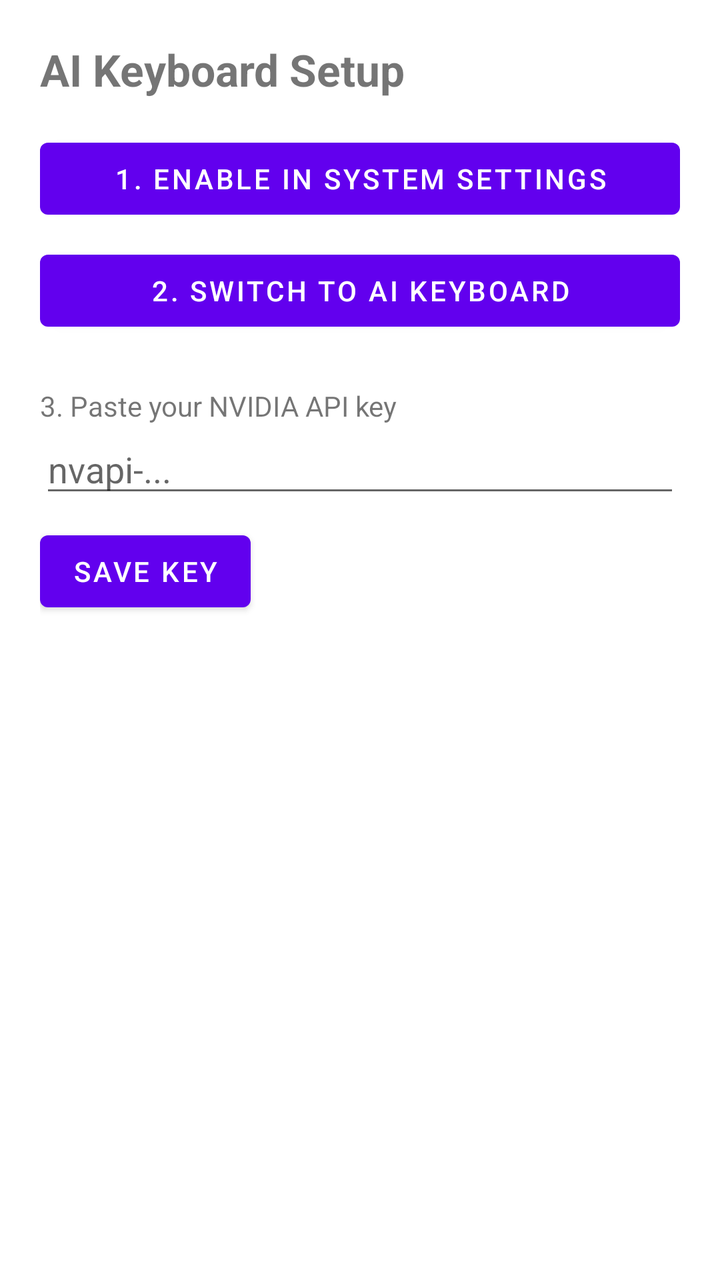
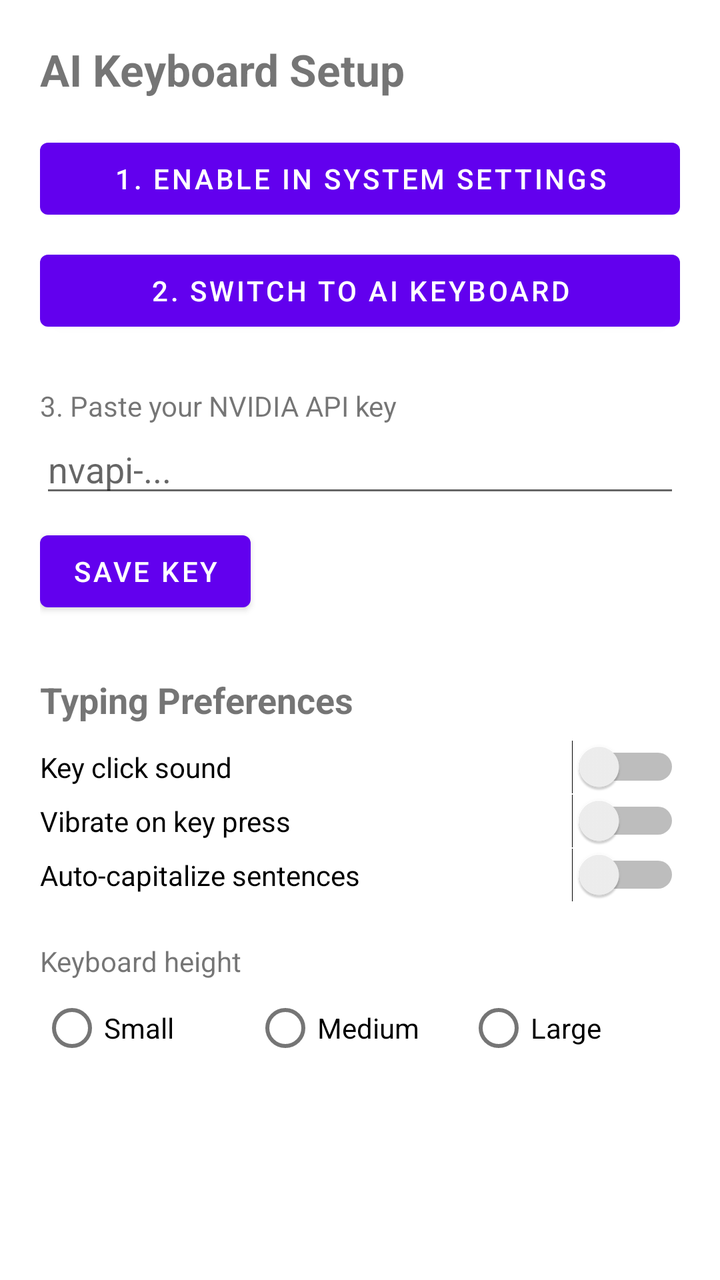

An Android layout rendered at two revisions. The XML below is the earlier revision; the diff shows what the commit changed to produce the second picture.
<!-- AndroidManifest.xml: application theme Theme.AIKeyboard -->
<!-- res/layout/activity_settings.xml -->
<?xml version="1.0" encoding="utf-8"?>
<LinearLayout xmlns:android="http://schemas.android.com/apk/res/android"
    android:layout_width="match_parent"
    android:layout_height="match_parent"
    android:orientation="vertical"
    android:padding="20dp">

    <TextView
        android:layout_width="wrap_content"
        android:layout_height="wrap_content"
        android:text="AI Keyboard Setup"
        android:textSize="22sp"
        android:textStyle="bold"
        android:layout_marginBottom="16dp" />

    <Button
        android:id="@+id/btnEnableKeyboard"
        android:layout_width="match_parent"
        android:layout_height="wrap_content"
        android:text="1. Enable in system settings" />

    <Button
        android:id="@+id/btnChooseKeyboard"
        android:layout_width="match_parent"
        android:layout_height="wrap_content"
        android:layout_marginTop="8dp"
        android:text="2. Switch to AI Keyboard" />

    <TextView
        android:layout_width="wrap_content"
        android:layout_height="wrap_content"
        android:layout_marginTop="24dp"
        android:text="3. Paste your NVIDIA API key" />

    <EditText
        android:id="@+id/editApiKey"
        android:layout_width="match_parent"
        android:layout_height="wrap_content"
        android:hint="nvapi-..."
        android:inputType="textPassword" />

    <Button
        android:id="@+id/btnSaveKey"
        android:layout_width="wrap_content"
        android:layout_height="wrap_content"
        android:layout_marginTop="8dp"
        android:text="Save key" />

</LinearLayout>
<!-- resources referenced by this layout -->
<resources>
  <style name="Theme.AIKeyboard" parent="Theme.MaterialComponents.DayNight.NoActionBar" />
</resources>

<!-- the commit's change to res/layout/activity_settings.xml (unified diff, before → after) -->
@@ -1,7 +1,11 @@
 <?xml version="1.0" encoding="utf-8"?>
-<LinearLayout xmlns:android="http://schemas.android.com/apk/res/android"
+<ScrollView xmlns:android="http://schemas.android.com/apk/res/android"
     android:layout_width="match_parent"
-    android:layout_height="match_parent"
+    android:layout_height="match_parent">
+
+<LinearLayout
+    android:layout_width="match_parent"
+    android:layout_height="wrap_content"
     android:orientation="vertical"
     android:padding="20dp">
 
@@ -46,4 +50,67 @@
         android:layout_marginTop="8dp"
         android:text="Save key" />
 
+    <TextView
+        android:layout_width="wrap_content"
+        android:layout_height="wrap_content"
+        android:layout_marginTop="28dp"
+        android:text="Typing Preferences"
+        android:textSize="18sp"
+        android:textStyle="bold" />
+
+    <Switch
+        android:id="@+id/switchSound"
+        android:layout_width="match_parent"
+        android:layout_height="wrap_content"
+        android:layout_marginTop="8dp"
+        android:text="Key click sound" />
+
+    <Switch
+        android:id="@+id/switchVibrate"
+        android:layout_width="match_parent"
+        android:layout_height="wrap_content"
+        android:text="Vibrate on key press" />
+
+    <Switch
+        android:id="@+id/switchAutoCap"
+        android:layout_width="match_parent"
+        android:layout_height="wrap_content"
+        android:text="Auto-capitalize sentences" />
+
+    <TextView
+        android:layout_width="wrap_content"
+        android:layout_height="wrap_content"
+        android:layout_marginTop="20dp"
+        android:text="Keyboard height" />
+
+    <RadioGroup
+        android:id="@+id/radioHeight"
+        android:layout_width="match_parent"
+        android:layout_height="wrap_content"
+        android:orientation="horizontal">
+
+        <RadioButton
+            android:id="@+id/radioSmall"
+            android:layout_width="0dp"
+            android:layout_height="wrap_content"
+            android:layout_weight="1"
+            android:text="Small" />
+
+        <RadioButton
+            android:id="@+id/radioMedium"
+            android:layout_width="0dp"
+            android:layout_height="wrap_content"
+            android:layout_weight="1"
+            android:text="Medium" />
+
+        <RadioButton
+            android:id="@+id/radioLarge"
+            android:layout_width="0dp"
+            android:layout_height="wrap_content"
+            android:layout_weight="1"
+            android:text="Large" />
+
+    </RadioGroup>
+
 </LinearLayout>
+</ScrollView>
